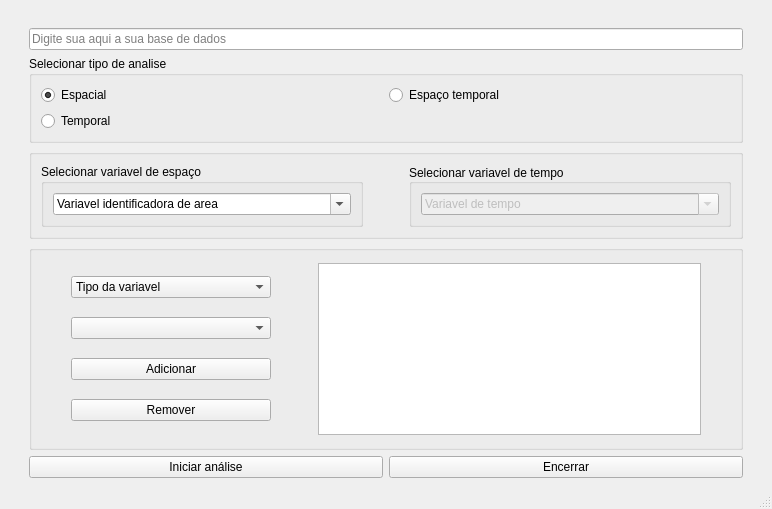
Old version of the form layouts/analysis.ui in the repository rodriguesmsb/pyBIS.
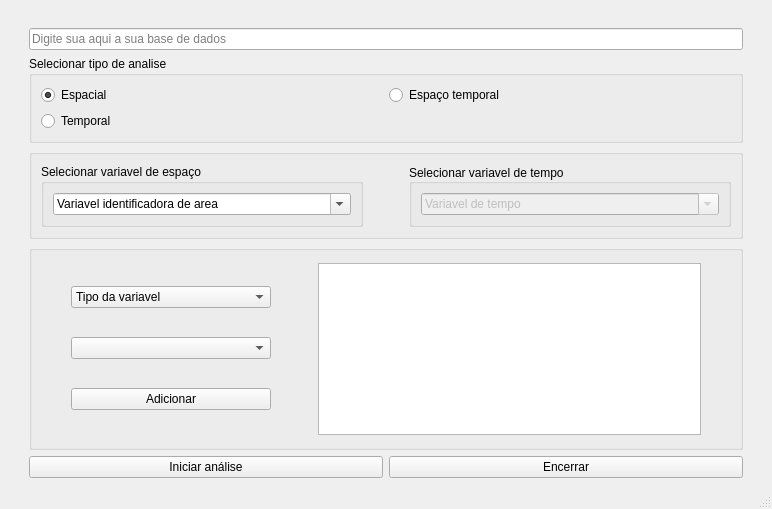
New version of the form. Icons and pictures are not drawn.

Patch:
```diff
--- a/layouts/analysis.ui
+++ b/layouts/analysis.ui
@@ -136,7 +136,7 @@
         </layout>
        </widget>
       </item>
-      <item>
+      <item alignment="Qt::AlignBottom">
        <widget class="QGroupBox" name="groupBox">
         <property name="title">
          <string/>
@@ -197,13 +197,6 @@
              </property>
             </widget>
            </item>
-           <item>
-            <widget class="QPushButton" name="pushButton_4">
-             <property name="text">
-              <string>Remover</string>
-             </property>
-            </widget>
-           </item>
           </layout>
          </item>
          <item row="0" column="0">
```
